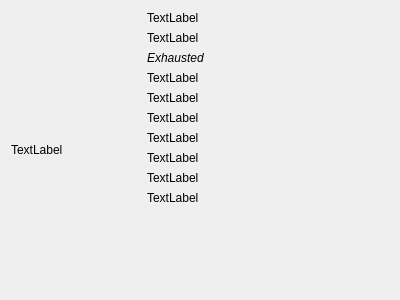
First picture: the form in arkhorclient/gui/gameobjectwidget.ui, repository kingnak/arkhor, before the edit.
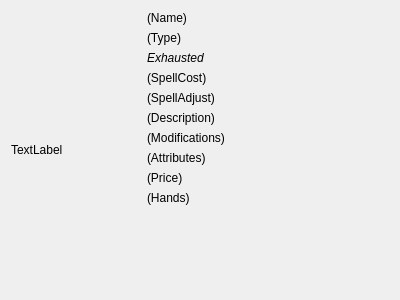
Second picture: the form after the edit.

```diff
--- a/arkhorclient/gui/gameobjectwidget.ui
+++ b/arkhorclient/gui/gameobjectwidget.ui
@@ -41,14 +41,14 @@
      <item>
       <widget class="QLabel" name="lblName">
        <property name="text">
-        <string>TextLabel</string>
+        <string>(Name)</string>
        </property>
       </widget>
      </item>
      <item>
       <widget class="QLabel" name="lblType">
        <property name="text">
-        <string>TextLabel</string>
+        <string>(Type)</string>
        </property>
       </widget>
      </item>
@@ -67,21 +67,21 @@
      <item>
       <widget class="QLabel" name="lblSpellCost">
        <property name="text">
-        <string>TextLabel</string>
+        <string>(SpellCost)</string>
        </property>
       </widget>
      </item>
      <item>
       <widget class="QLabel" name="lblSpellAdjust">
        <property name="text">
-        <string>TextLabel</string>
+        <string>(SpellAdjust)</string>
        </property>
       </widget>
      </item>
      <item>
       <widget class="QLabel" name="lblDesc">
        <property name="text">
-        <string>TextLabel</string>
+        <string>(Description)</string>
        </property>
        <property name="wordWrap">
         <bool>true</bool>
@@ -91,28 +91,28 @@
      <item>
       <widget class="QLabel" name="lblModifications">
        <property name="text">
-        <string>TextLabel</string>
+        <string>(Modifications)</string>
        </property>
       </widget>
      </item>
      <item>
       <widget class="QLabel" name="lblAttributes">
        <property name="text">
-        <string>TextLabel</string>
+        <string>(Attributes)</string>
        </property>
       </widget>
      </item>
      <item>
       <widget class="QLabel" name="lblPrice">
        <property name="text">
-        <string>TextLabel</string>
+        <string>(Price)</string>
        </property>
       </widget>
      </item>
      <item>
       <widget class="QLabel" name="lblHands">
        <property name="text">
-        <string>TextLabel</string>
+        <string>(Hands)</string>
        </property>
       </widget>
      </item>
```
